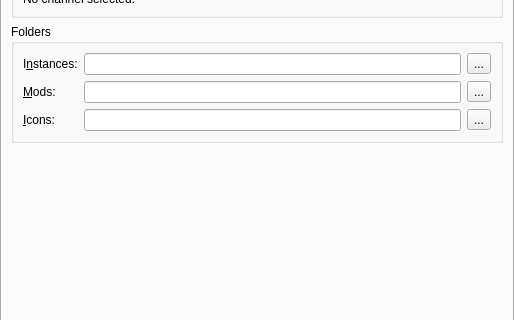
Above: application/pages/global/MultiMCPage.ui from FreesmTeam/FreesmLauncher before the change; both pictures show x 0 to 514 and y 146 to 466 of the 514 by 629 pixel window. Below: the same form after it.
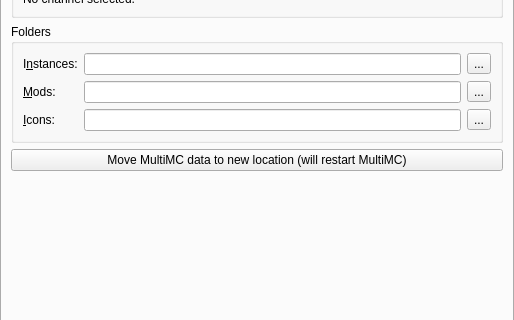
That is the form after the change.

Commit message: GH-2529 Move data path on macOS to MultiMC.app/Data

Diff of the .ui file:
```diff
--- a/application/pages/global/MultiMCPage.ui
+++ b/application/pages/global/MultiMCPage.ui
@@ -157,6 +157,13 @@
          </layout>
         </widget>
        </item>
+       <item>
+        <widget class="QPushButton" name="migrateDataFolderMacBtn">
+         <property name="text">
+          <string>Move MultiMC data to new location (will restart MultiMC)</string>
+         </property>
+        </widget>
+       </item>
        <item>
         <spacer name="verticalSpacer_2">
          <property name="orientation">
```
The commit also changes 3 other files.
